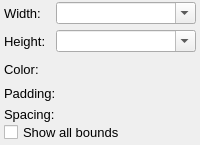
First picture: the form in src/UI/Widgets/GenerationSettingsPanel.ui, repository Fluocode/SpriteGlypher, before the edit.
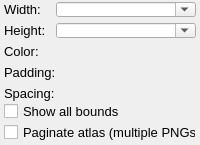
Second picture: the form after the edit. Custom widgets are drawn as their Qt base class.

The edit to the form file:
```diff
--- a/src/UI/Widgets/GenerationSettingsPanel.ui
+++ b/src/UI/Widgets/GenerationSettingsPanel.ui
@@ -173,6 +173,21 @@
      </property>
     </widget>
    </item>
+   <item>
+    <widget class="QCheckBox" name="checkPaginate">
+     <property name="font">
+      <font>
+       <pointsize>10</pointsize>
+      </font>
+     </property>
+     <property name="text">
+      <string>Paginate atlas (multiple PNGs)</string>
+     </property>
+     <property name="toolTip">
+      <string>When enabled, extra glyphs spill into additional texture pages. BMFont exports will write multiple pages and multiple PNG files.</string>
+     </property>
+    </widget>
+   </item>
   </layout>
  </widget>
  <customwidgets>
```
